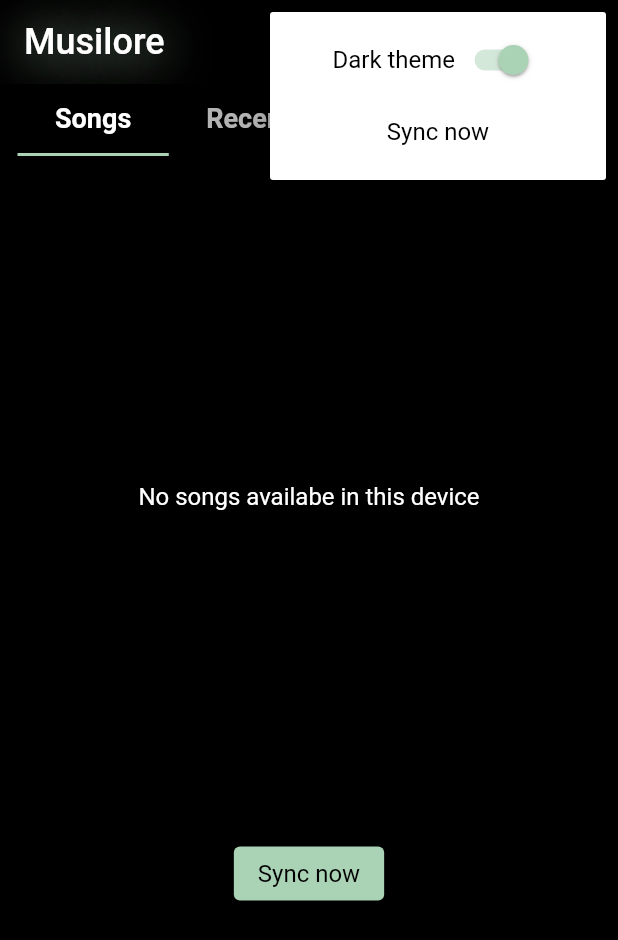
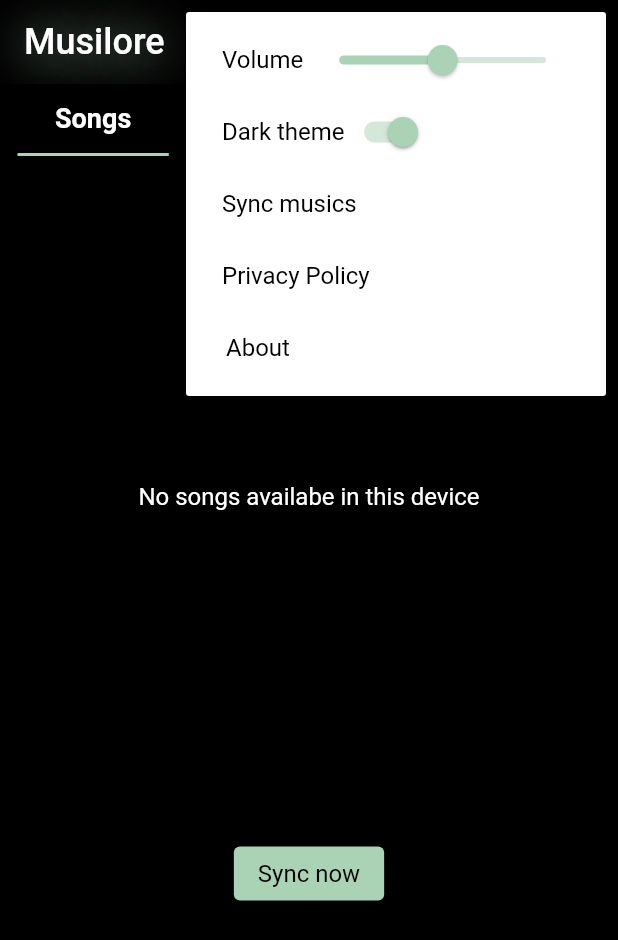
Before and after one commit to TrSamuel/Musilore, a Flutter app: the screen it shows after launch, after a tap on the "settings" icon, on a phone screen of 412 x 824 dp. Shown: the top 940 px of the screen. Run offline on Flutter 3.47's test engine with Material 2 defaults, Android fonts, the phone set to English and light mode, and no system bars; our stand-ins replace hive_flutter, just_audio, marquee, on_audio_query, palette_generator, shared_preferences; accounts and stored records are empty; Roboto replaces fonts that are missing (logo-font, text-font).

Commit message:
add volume settings, about, privacy policy

```diff
--- /dev/null
+++ b/lib/core/utils/secure/devemail.dart
@@ -0,0 +1 @@
+const mail = 'trsamual@gmail.com';
--- a/lib/function/player_fun.dart
+++ b/lib/function/player_fun.dart
@@ -17,6 +17,8 @@
     player.positionStream.listen((position) {
       playSliderDurationValue.value = position;
     });
+    await player.setVolume(0.5);
+    volumeNotifier.value = player.volume;
   }
 
   Future<void> playSong() async {
@@ -90,4 +92,9 @@
   void stopSong() async {
     await player.stop();
   }
+
+  Future<void> changeVolume(double volume) async {
+    await player.setVolume(volume);
+    volumeNotifier.value = player.volume;
+  }
 }
--- a/lib/presentation/pages/home_page/widgets/app bar/widgets/settings/settings_widget.dart
+++ b/lib/presentation/pages/home_page/widgets/app bar/widgets/settings/settings_widget.dart
@@ -4,7 +4,6 @@
 import 'package:musilore/core/utils/text/txt.dart';
 import 'package:musilore/presentation/pages/home_page/widgets/app%20bar/widgets/settings/widgets/sync_now_btn.dart';
 import 'package:musilore/presentation/pages/home_page/widgets/app%20bar/widgets/settings/widgets/theme_changer_swich.dart';
-
 
 class SettingsWidget extends StatelessWidget {
   const SettingsWidget({
@@ -32,14 +31,88 @@
         icon: const Icon(Icons.settings),
         itemBuilder: (context) => [
           PopupMenuItem(
+            child: Padding(
+              padding: const EdgeInsets.only(left: 8),
+              child: Row(
+                mainAxisAlignment: MainAxisAlignment.start,
+                crossAxisAlignment: CrossAxisAlignment.center,
+                children: [
+                  const Text(
+                    "Volume",
+                    textAlign: TextAlign.center,
+                    style: TextStyle(
+                      fontFamily: textFontFamilyName,
+                      fontSize: h3Size,
+                    ),
+                  ),
+                  Expanded(
+                    child: Slider(
+                      min: 0,
+                      max: 100,
+                      value: 50,
+                      onChanged: (value) {},
+                      thumbColor:
+                          darkThemeStatus ? secondaryColor : primaryColor,
+                      inactiveColor: darkThemeStatus
+                          ? secondaryColor.withOpacity(0.5)
+                          : primaryTextColor.withOpacity(0.5),
+                      activeColor:
+                          darkThemeStatus ? secondaryColor : primaryColor,
+                    ),
+                  )
+                ],
+              ),
+            ),
+          ),
+          PopupMenuItem(
             child: ThemeChangerSwitch(
               darkThemeStatus: darkThemeStatus,
               secondaryColor: secondaryColor,
             ),
           ),
           const PopupMenuItem(
-            child: SyncNowButton(),
-          )
+            child: SyncMusic(),
+          ),
+          PopupMenuItem(
+            child: TextButton(
+                style: TextButton.styleFrom(
+                    foregroundColor: primaryColor,
+                    textStyle: const TextStyle(
+                      fontFamily: textFontFamilyName,
+                      fontSize: h3Size,
+                    )),
+                onPressed: () {
+                  showDialog(
+                    context: context,
+                    builder: (context) => const AlertDialog(
+                      title: Text("About"),
+                      content: Text(
+                          "Musilore respects your privacy and is designed to work entirely offline. The app does not collect, store, or share any personal data or files. It only accesses your device’s storage to locate and play music files, and media controls are used solely for playback features like play/pause and shuffle. No information is shared with third parties, and Musilore is safe for users of all ages. For any questions, contact us at trsamual@gmail.com."),
+                    ),
+                  );
+                },
+                child: const Text("Privacy Policy")),
+          ),
+          PopupMenuItem(
+            child: TextButton(
+                style: TextButton.styleFrom(
+                    foregroundColor: primaryColor,
+                    textStyle: const TextStyle(
+                      fontFamily: textFontFamilyName,
+                      fontSize: h3Size,
+                    )),
+                onPressed: () {
+                  showDialog(
+                    context: context,
+                    builder: (context) => const AlertDialog(
+                      title: Text("About"),
+                      content: Text(
+                          "Musilore - Your Personal Music Player Musilore lets you play songs stored on your device with ease. Create playlists, add favorites, search for tracks, and enjoy dynamic color themes that match your music. With shuffle, play/pause, and next/prev controls, it’s music made simple and stylish!"),
+                    ),
+                  );
+                },
+                child: const Text("About")),
+          ),
         ],
       ),
     );
--- a/lib/presentation/pages/home_page/widgets/app bar/widgets/settings/widgets/sync_now_btn.dart
+++ b/lib/presentation/pages/home_page/widgets/app bar/widgets/settings/widgets/sync_now_btn.dart
@@ -5,15 +5,18 @@
 import 'package:musilore/state/notifier/song_notifier.dart';
 import 'package:provider/provider.dart';
 
-class SyncNowButton extends StatelessWidget {
-  const SyncNowButton({
+class SyncMusic extends StatelessWidget {
+  const SyncMusic({
     super.key,
   });
 
   @override
   Widget build(BuildContext context) {
-    return Center(
-      child: TextButton(
+    return Row(
+      mainAxisAlignment: MainAxisAlignment.start,
+      mainAxisSize: MainAxisSize.min,
+      children: [
+        TextButton(
           style: TextButton.styleFrom(
             foregroundColor: primaryColor,
             textStyle: const TextStyle(
@@ -23,11 +26,11 @@
             ),
           ),
           onPressed: () {
-          Provider.of<SongNotifier>(context, listen: false)
-              .getSongs(context);
+            Provider.of<SongNotifier>(context, listen: false).getSongs(context);
           },
-        child: const Text("Sync now"),
+          child: const Text("Sync musics"),
         ),
+      ],
     );
   }
 }
--- a/lib/presentation/pages/home_page/widgets/app bar/widgets/settings/widgets/theme_changer_swich.dart
+++ b/lib/presentation/pages/home_page/widgets/app bar/widgets/settings/widgets/theme_changer_swich.dart
@@ -15,8 +15,10 @@
 
   @override
   Widget build(BuildContext context) {
-    return Row(
-      mainAxisAlignment: MainAxisAlignment.center,
+    return Padding(
+      padding: const EdgeInsets.only(left: 8),
+      child: Row(
+        mainAxisAlignment: MainAxisAlignment.start,
         children: [
           const Text('Dark theme'),
           Consumer<ThemeModel>(
@@ -37,6 +39,7 @@
             ),
           )
         ],
+      ),
     );
   }
 }
--- a/lib/state/notifier/valuenotifiers.dart
+++ b/lib/state/notifier/valuenotifiers.dart
@@ -1,7 +1,7 @@
 import 'package:flutter/material.dart';
-
-
 
 ValueNotifier<Duration?> playSliderDurationValue = ValueNotifier(Duration.zero);
 
 ValueNotifier<Duration?> maxDurationValue = ValueNotifier(Duration.zero);
+
+ValueNotifier<double> volumeNotifier = ValueNotifier(0.5);
```
Also changed, not shown: 1 other file. Lines whose indentation alone changed are shown as unchanged.
